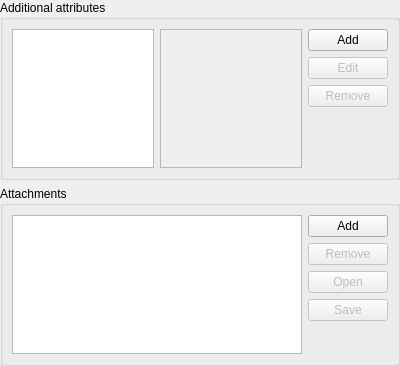
Above: src/gui/entry/EditEntryWidgetAdvanced.ui from keepassxreboot/keepassxc before the change. Below: the same form after it.
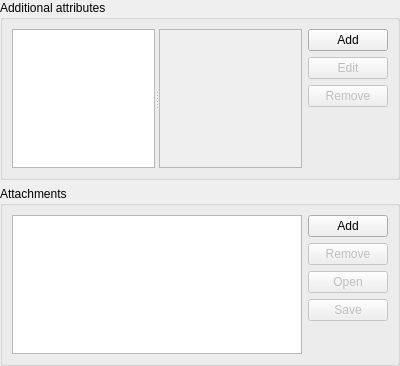
That is the form after the change. Custom widgets are drawn as their Qt base class.

Commit message: add QSplitter pane to advanced Settings for better view of advanced keys

```diff
--- a/src/gui/entry/EditEntryWidgetAdvanced.ui
+++ b/src/gui/entry/EditEntryWidgetAdvanced.ui
@@ -30,13 +30,23 @@
      </property>
      <layout class="QHBoxLayout" name="horizontalLayout">
       <item>
-       <widget class="AttributesListView" name="attributesView"/>
-      </item>
-      <item>
-       <widget class="QPlainTextEdit" name="attributesEdit">
-        <property name="enabled">
+       <widget class="QSplitter" name="splitter">
+        <property name="orientation">
+         <enum>Qt::Horizontal</enum>
+        </property>
+        <property name="childrenCollapsible">
          <bool>false</bool>
         </property>
+        <property name="title" stdset="0">
+         <string>Additional attributes</string>
+        </property>
+        <widget class="AttributesListView" name="attributesView">
+        </widget>
+        <widget class="QPlainTextEdit" name="attributesEdit">
+         <property name="enabled">
+          <bool>false</bool>
+         </property>
+        </widget>
        </widget>
       </item>
       <item>
```
